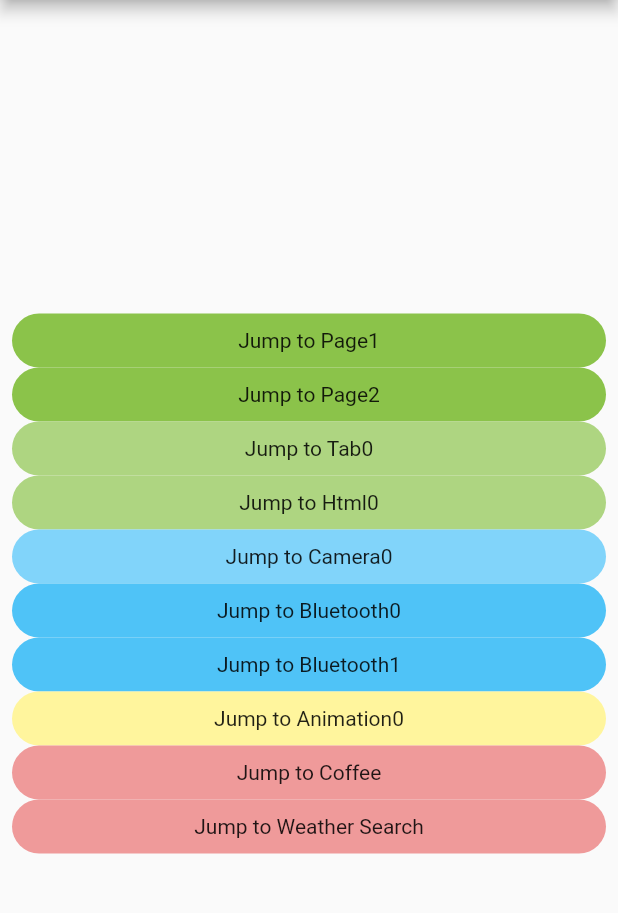
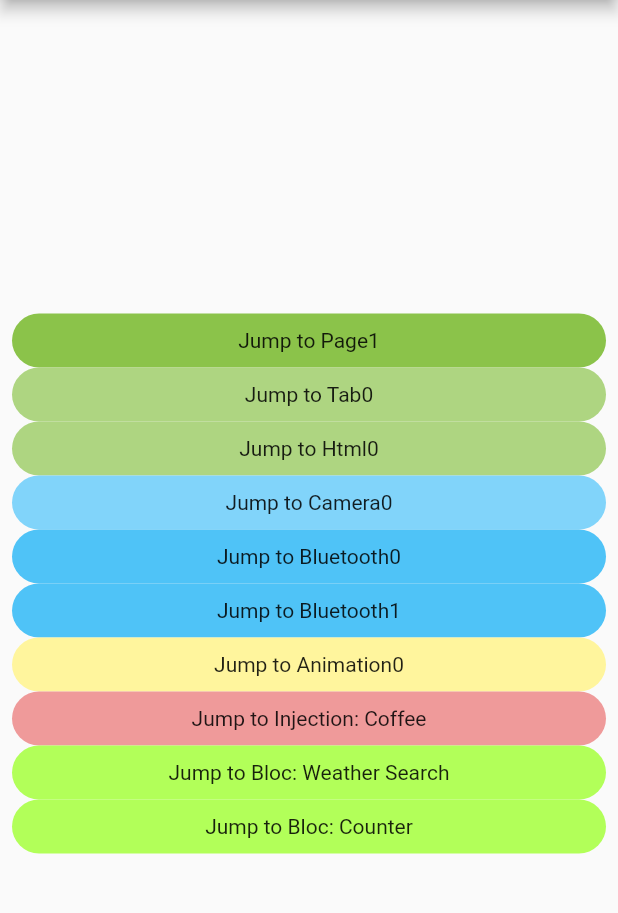
Before and after one commit to ethan-jiang-1/flutterapp2, a Flutter app: the screen it shows after launch, on a phone screen of 412 x 824 dp, the part 84-997 px from its top. Run offline on Flutter 3.47's test engine with Material 2 defaults, Android fonts, the phone set to English and light mode, and no system bars; our stand-ins replace bloc, camera, equatable, flutter_bloc, flutter_blue, get_it and 2 more; missing offline and left inert: flurry.

Commit message:
two bloc samples

```diff
--- a/lib/page2/page2.dart
+++ b/lib/counter/page_counter.dart
@@ -1,14 +1,14 @@
 import "package:flutter/material.dart";
-import 'package:flutterapp2/page2/counter_event.dart';
+import 'package:flutterapp2/counter/pure_bloc_counter_event.dart';
 
-import 'count_bloc.dart';
+import 'pure_bloc_counter.dart';
 
-class Page2 extends StatefulWidget {
+class CounterPage extends StatefulWidget {
   @override
-  _Page2State createState() => _Page2State();
+  _CounterPageState createState() => _CounterPageState();
 }
 
-class _Page2State extends State<Page2> {
+class _CounterPageState extends State<CounterPage> {
   final _bloc = CounterBloc();
 
   @override
@@ -17,10 +17,11 @@ class _Page2State extends State<Page2> {
       appBar: AppBar(
         title: Row(
           children: <Widget>[
-            Text("Page2"),
+            Text("CounterPage: simple bloc"),
             Expanded(
               child: StreamBuilder(
                 stream: _bloc.counter,
+                initialData: 0,
                 builder: (contxt, snapshot) {
                   return Text("     ${snapshot.data}");
                 }
--- a/lib/page2/count_bloc.dart
+++ b/lib/counter/pure_bloc_counter.dart
@@ -1,6 +1,6 @@
 import 'dart:async';
 
-import 'package:flutterapp2/page2/counter_event.dart';
+import 'package:flutterapp2/counter/pure_bloc_counter_event.dart';
 
 class CounterBloc {
   int _counter = 0;
--- a/lib/main.dart
+++ b/lib/main.dart
@@ -7,7 +7,7 @@ import 'package:flurry/flurry.dart';
 import 'package:flutter/material.dart';
 import 'package:flutter_bloc/flutter_bloc.dart';
 import 'package:flutterapp2/page1/page1.dart';
-import 'package:flutterapp2/page2/page2.dart';
+import 'package:flutterapp2/counter/page_counter.dart';
 import 'package:flutterapp2/page_ani/page_ani.dart';
 import 'package:flutterapp2/page_bt0/page_bt0.dart';
 import 'package:flutterapp2/page_bt1/page_bt1.dart';
@@ -63,7 +63,6 @@ class _MyAppState extends State<MyApp> {
       routes: {
         MyRoutes.home: (context) => MyHomePage(),
         MyRoutes.page1: (context) => Page1(),
-        MyRoutes.page2: (context) => Page2(),
         MyRoutes.pageTab0: (context) => PageTab0(),
         MyRoutes.pageHtml0: (context) => WebViewExample(),
         MyRoutes.pageCam0: (context) => PageCamera0(),
@@ -71,7 +70,8 @@ class _MyAppState extends State<MyApp> {
         MyRoutes.pageBt1: (context) => FlutterBluePage(),
         MyRoutes.pageAni0: (context) => PageAni0(),
         MyRoutes.coffee: (context) => CoffeeApp(),
-        MyRoutes.ws1: (context) => WeatherSearchPage(),
+        MyRoutes.weatherSearch: (context) => WeatherSearchPage(),
+        MyRoutes.counter: (context) => CounterPage(),
         //MyRoutes.ws2: (context) => WeatherDetailPage(),
       },
     );
@@ -81,7 +81,6 @@ class _MyAppState extends State<MyApp> {
 class MyRoutes {
   static final String home = "/";
   static final String page1 = "/page1";
-  static final String page2 = "/page2";
   static final String pageTab0 = "/tab0";
   static final String pageHtml0 = "/html0";
   static final String pageCam0 = "/cam0";
@@ -89,8 +88,8 @@ class MyRoutes {
   static final String pageBt1 = "/bt1";
   static final String pageAni0 = "/ani0";
   static final String coffee = "/coffee";
-  static final String ws1 = "/ws1";
-  static final String ws2 = "/ws2";
+  static final String counter = "/counter";
+  static final String weatherSearch = "/weatherSearch";
 }
 
 class MyHomePage extends StatelessWidget {
@@ -112,15 +111,15 @@ class MyHomePage extends StatelessWidget {
                   children: <Widget> [
                     SizedBox(height: 10,),
                     MyJumpButton("Page1", MyRoutes.page1, Colors.lightGreen[500]),
-                    MyJumpButton("Page2", MyRoutes.page2, Colors.lightGreen[500],),
                     MyJumpButton("Tab0", MyRoutes.pageTab0, Colors.lightGreen[300]),
                     MyJumpButton("Html0",MyRoutes.pageHtml0, Colors.lightGreen[300]),
                     MyJumpButton("Camera0", MyRoutes.pageCam0, Colors.lightBlue[200]),
                     MyJumpButton("Bluetooth0", MyRoutes.pageBt0, Colors.lightBlue[300]),
                     MyJumpButton("Bluetooth1", MyRoutes.pageBt1, Colors.lightBlue[300]),
                     MyJumpButton("Animation0", MyRoutes.pageAni0, Colors.yellow[200]),
-                    MyJumpButton("Coffee", MyRoutes.coffee, Colors.red[200]),
-                    MyJumpButton("Weather Search", MyRoutes.ws1, Colors.red[200]),
+                    MyJumpButton("Injection: Coffee", MyRoutes.coffee, Colors.red[200]),
+                    MyJumpButton("Bloc: Weather Search", MyRoutes.weatherSearch, Colors.lightGreenAccent[200]),
+                    MyJumpButton("Bloc: Counter", MyRoutes.counter, Colors.lightGreenAccent[200],),
                   ],
                 )
               )
--- a/lib/weather/page_weather_detail.dart
+++ b/lib/weather/page_weather_detail.dart
@@ -32,7 +32,7 @@ class _WeatherDetailPageState extends State<WeatherDetailPage> {
   Widget build(BuildContext context) {
     return Scaffold(
       appBar: AppBar(
-        title: Text("Weather Detail"),
+        title: Text("Weather Detail: Bloc cross Pages"),
       ),
       body: Container(
         padding: EdgeInsets.symmetric(vertical: 16),
--- a/lib/weather/page_weather_search.dart
+++ b/lib/weather/page_weather_search.dart
@@ -14,7 +14,7 @@ class WeatherSearchPage extends StatelessWidget {
     print("weather_search loading");
     return Scaffold(
       appBar: AppBar(
-        title: Text("Weather Search"),
+        title: Text("Weather Search: Bloc cross Pages"),
       ),
       body: Container(
         padding: EdgeInsets.symmetric(vertical: 16),
```
Also changed, not shown: lib/counter/pure_bloc_counter_event.dart (renamed from lib/page2/counter_event.dart).
